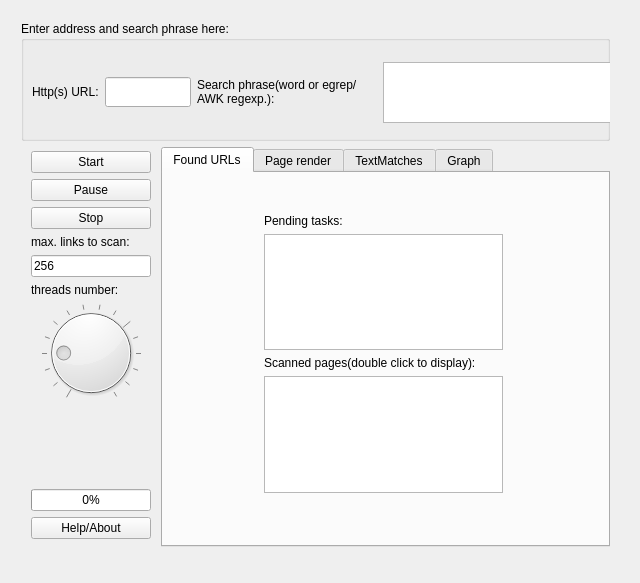
This is widget.ui in blinkenlichten/simple-gui-crawler as Qt 5 draws it before an edit. The edited form follows.
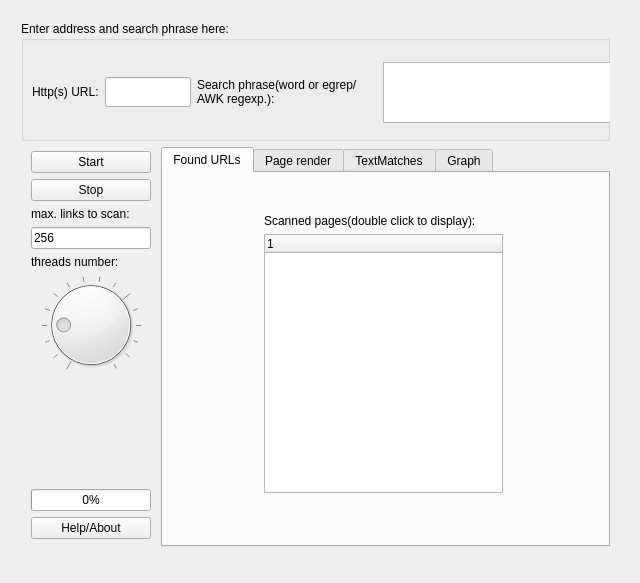
This is the edited form. The open tabs and pages were chosen to show the change.

Commit message: data representation in GUI: using QTreeWidget now. Task scheduling improvements.

What changed in the file:
```diff
--- a/widget.ui
+++ b/widget.ui
@@ -165,19 +165,6 @@
           </property>
          </widget>
         </item>
-        <item>
-         <widget class="QPushButton" name="buttonPause">
-          <property name="maximumSize">
-           <size>
-            <width>120</width>
-            <height>40</height>
-           </size>
-          </property>
-          <property name="text">
-           <string>Pause</string>
-          </property>
-         </widget>
-        </item>
         <item>
          <widget class="QPushButton" name="buttonStop">
           <property name="maximumSize">
@@ -339,16 +326,6 @@
            </rect>
           </property>
           <layout class="QVBoxLayout" name="listVerticalLayout_2">
-           <item>
-            <widget class="QLabel" name="label">
-             <property name="text">
-              <string>Pending tasks:</string>
-             </property>
-            </widget>
-           </item>
-           <item>
-            <widget class="QListWidget" name="listWidgetPending"/>
-           </item>
            <item>
             <widget class="QLabel" name="label_3">
              <property name="text">
@@ -357,7 +334,13 @@
             </widget>
            </item>
            <item>
-            <widget class="QListWidget" name="listWidgetReady"/>
+            <widget class="QTreeWidget" name="treeWidget">
+             <column>
+              <property name="text">
+               <string notr="true">1</string>
+              </property>
+             </column>
+            </widget>
            </item>
           </layout>
          </widget>
```
Left out of the diff: 2 changed lines with no effect on the pictures. The commit also changes 17 other files.
